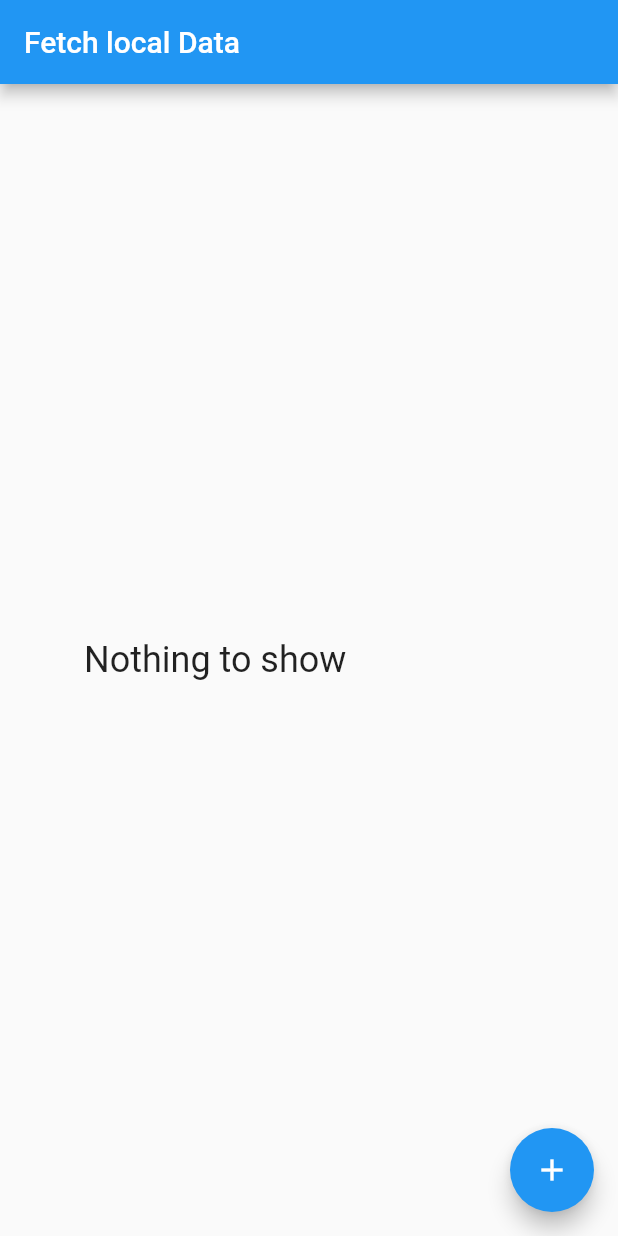
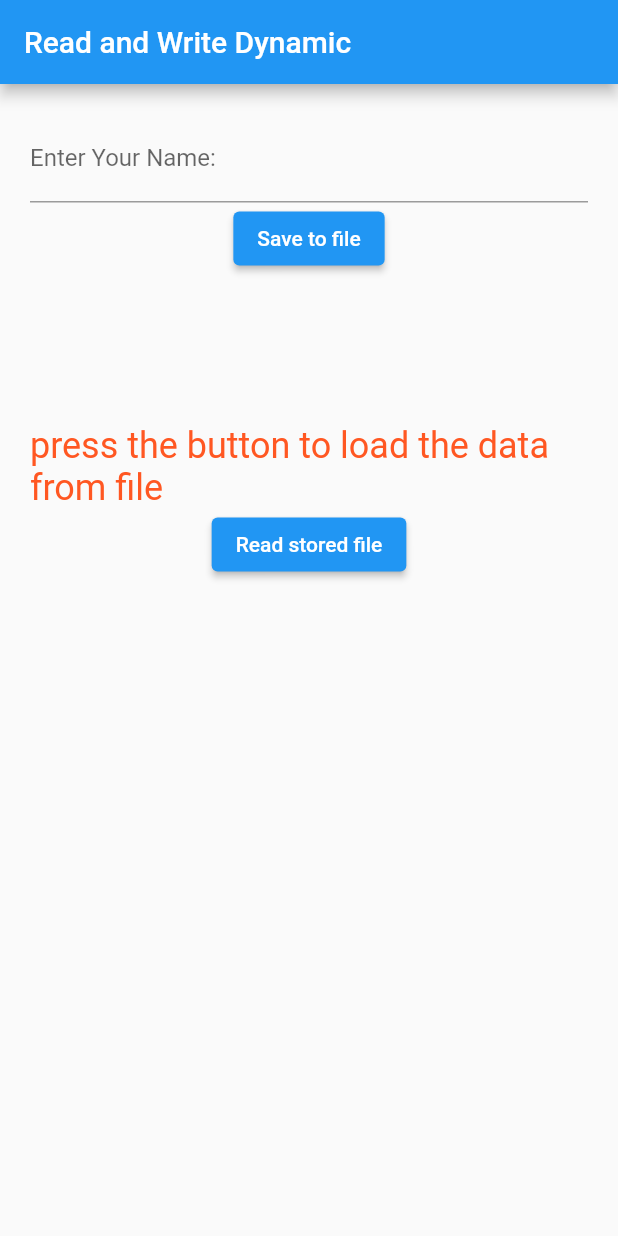
Before and after one commit to Abhishekshah007/Storage_methods_in_flutter, a Flutter app: the screen it shows after launch, on a phone screen of 412 x 824 dp. Run offline on Flutter 3.47's test engine with Material 2 defaults, Android fonts, the phone set to English and light mode, and no system bars.

Commit message:
Dynamic File Storage Read and Write method

```diff
--- a/lib/main.dart
+++ b/lib/main.dart
@@ -1,60 +1,97 @@
 import 'package:flutter/material.dart';
-import 'package:flutter/services.dart' show rootBundle;
+import 'package:path_provider/path_provider.dart';
+import 'dart:convert';
+import 'dart:async';
+import 'dart:io';
+
 
 void main(){
   runApp(const MyApp());
 }
 
-
 class MyApp extends StatelessWidget{
   const MyApp({super.key});
 
+
   @override
-  Widget build(BuildContext context) {
+  Widget build(BuildContext context){
     return const MaterialApp(
+      title: "Read and Write Storage",
       debugShowCheckedModeBanner: false,
-      title: 'Local Storage',
       home: HomePage(),
     );
   }
-
 }
 
 
-class HomePage extends StatefulWidget {
-  const HomePage({Key? key}): super(key:key);
+class HomePage extends StatefulWidget{
+  const HomePage({super.key});
+
 
   @override
-  State<StatefulWidget> createState() {
+  State<StatefulWidget> createState(){
+
     return _HomePageState();
   }
 }
 
 class _HomePageState extends State<HomePage>{
+ String? _content;
 
-  String? _data;
+ Future<String> _getDirPath() async{
+   final dir = await getApplicationDocumentsDirectory();
+   return dir.path;
+ }
 
-  Future<void> _loadData() async{
-    final loadedData = await rootBundle.loadString('assets/files/data.txt');
+
+ Future<void> _readData() async{
+   final dirPath = await _getDirPath();
+   final myFile = File('$dirPath/data.txt');
+   final data = await myFile.readAsString(encoding: utf8);
+
    setState(() {
-      _data =loadedData;
+     _content = data;
    });
  }
+
+ final _textController = TextEditingController();
+
+ Future<void> _writeData() async{
+   final _dirPath = await _getDirPath();
+   final _myFile =  File('$_dirPath/data.txt');
+
+   await _myFile.writeAsString(_textController.text);
+   _textController.clear();
+ }
+
+
+
  @override
-  Widget build(BuildContext context) {
+  Widget build(BuildContext context){
    return Scaffold(
-   appBar: AppBar(title: const Text('Fetch local Data'),),
-   body: Center(
-     child: SizedBox(
-       width: 300,
-       child: Text(_data ?? 'Nothing to show', style: const TextStyle(fontSize: 24),),
+     appBar: AppBar(title: const Text('Read and Write Dynamic'),),
+
+     body: Padding(
+       padding: const EdgeInsets.all(20),
+       child: Column(
+         children: [
+           TextField(
+             controller: _textController,
+             decoration: const InputDecoration(
+               labelText: 'Enter Your Name:'
+             ),
+           ),
+           ElevatedButton(onPressed: _writeData, child: const Text('Save to file')),
+           const SizedBox(
+             height: 100,
            ),
 
+           Text(_content ?? 'press the button to load the data from file', style: const TextStyle(fontSize: 24,color:Colors.deepOrange),),
+           ElevatedButton(onPressed: _readData, child: const Text('Read stored file'))
+         ],
        ),
-   floatingActionButton: FloatingActionButton(
-     onPressed: _loadData, child: const Icon(Icons.add),
      ),
    );
+ }
 
 }
-}
--- a/pubspec.yaml
+++ b/pubspec.yaml
@@ -39,6 +39,7 @@ dependencies:
 dev_dependencies:
   flutter_test:
     sdk: flutter
+  path_provider:
 
   # The "flutter_lints" package below contains a set of recommended lints to
   # encourage good coding practices. The lint set provided by the package is
@@ -59,8 +60,8 @@ flutter:
   uses-material-design: true
 
   # To add assets to your application, add an assets section, like this:
-  assets:
-    - assets/files/data.txt
+#  assets:
+#    - assets/files/data.txt
   #   - images/a_dot_burr.jpeg
   #   - images/a_dot_ham.jpeg
 
```
Also changed, not shown: pubspec.lock, 2 other files. Lines whose indentation alone changed are shown as unchanged.
